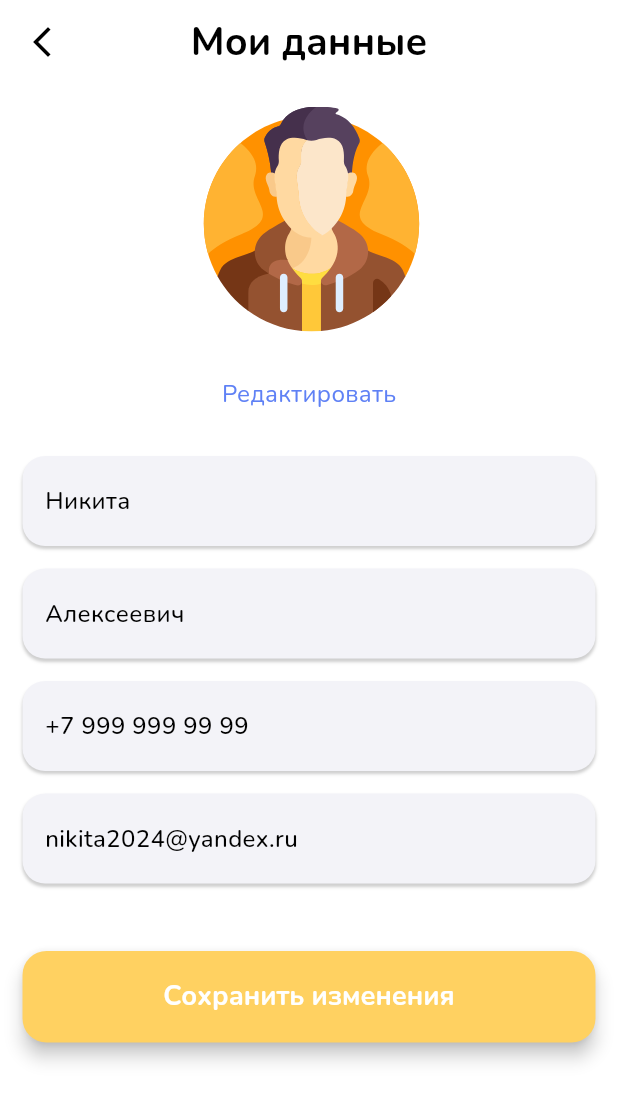
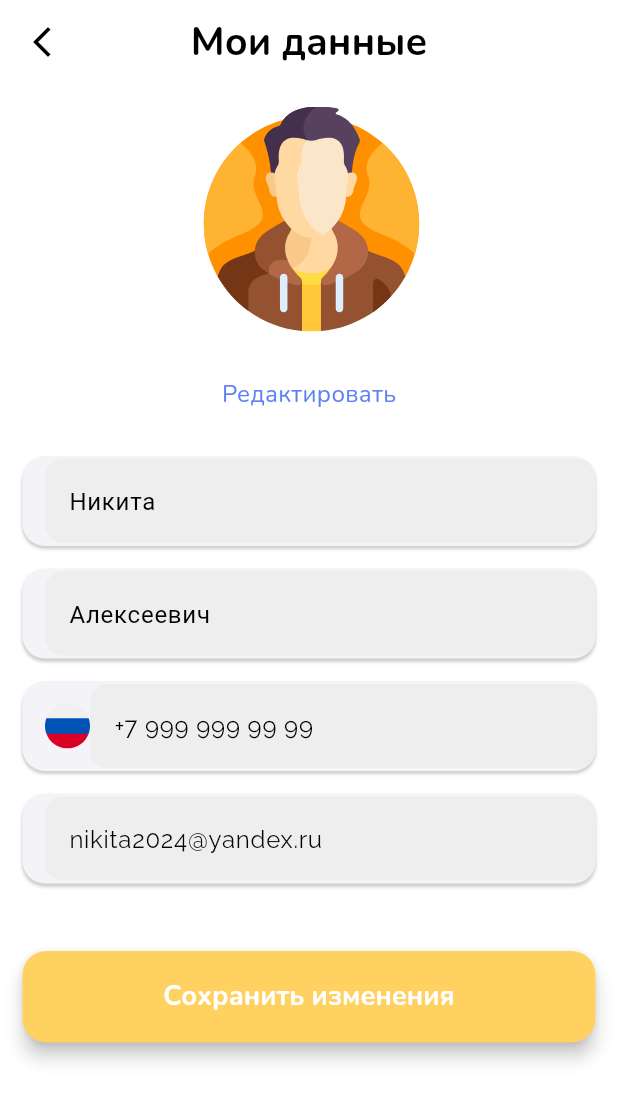
Before and after one commit to IceUnite/vas_app, a Flutter app: the MyDataPage screen opened directly, on a phone screen of 412 x 824 dp. Shown: the top 1101 px of the screen. Run offline on Flutter 3.47's test engine with Material 3 defaults, Android fonts, the phone set to English and light mode, and no system bars; our stand-ins replace bloc, bot_toast, dio, equatable, flutter_bloc, flutter_staggered_animations and 6 more; accounts and stored records are empty.

Commit message:
my_data_page done

```diff
--- a/lib/core/resources/assets/vector_assets.dart
+++ b/lib/core/resources/assets/vector_assets.dart
@@ -7,12 +7,12 @@ class VectorAssets {
 
   //BottomNavBar
   static const String icHomeDeactive = 'assets/images/ic_home_deactive.svg';
-  static const String icHistoryDeactive = 'assets/images/ic_history_deactive.svg';
-  static const String icNoteBookDeactive = 'assets/images/ic_notebook_deactive.svg';
-  static const String icProfileDeactive = 'assets/images/ic_profile_deactive.svg';
-
-
-
+  static const String icHistoryDeactive =
+      'assets/images/ic_history_deactive.svg';
+  static const String icNoteBookDeactive =
+      'assets/images/ic_notebook_deactive.svg';
+  static const String icProfileDeactive =
+      'assets/images/ic_profile_deactive.svg';
 
   //
   static const String icHomeActive = 'assets/images/ic_home_active.svg';
@@ -24,10 +24,9 @@ class VectorAssets {
   static const String icBell = 'assets/images/ic_bell.svg';
   static const String icDoOrder = 'assets/images/ic_do_order.svg';
   static const String icLogout = 'assets/images/ic_logout.svg';
+  static const String icRussia = 'assets/images/ic_russia.svg';
 
   static const String icBook = 'assets/images/ic_book.svg';
   static const String icPlansh = 'assets/images/ic_plansh.svg';
   static const String icHistory = 'assets/images/ic_history.svg';
-
-
 }
--- a/lib/core/widgets/my_data_textfield.dart
+++ b/lib/core/widgets/my_data_textfield.dart
@@ -1,14 +1,21 @@
 import 'package:flutter/material.dart';
+import 'package:flutter_svg/svg.dart';
+import 'package:vas_app/core/resources/assets/resources.dart';
 import 'package:vas_app/core/theme/app_colors.dart';
 import 'package:vas_app/core/theme/app_corners.dart';
 import 'package:vas_app/core/theme/typography.dart';
 
 class MyDataTextField extends StatelessWidget {
   final String text;
+  final bool isFlag;
+  // final TextEditingController textEditingController;
 
   const MyDataTextField({
     super.key,
     required this.text,
+    required this.isFlag,
+
+    // required this.textEditingController,
   });
 
   @override
@@ -35,11 +42,48 @@ class MyDataTextField extends StatelessWidget {
             ),
           ],
         ),
-        child: Text(
-          text,
-          style: AppTypography.font16Regular.copyWith(
-            fontWeight: FontWeight.w500,
-          ),
+        child: Row(
+          children: [
+            isFlag
+                ? Container(
+                    decoration: BoxDecoration(
+                      borderRadius: AppCorners.radius25,
+                    ),
+                    child: SvgPicture.asset(
+                      VectorAssets.icRussia,
+                      width: 30,
+                      height: 30,
+                      fit: BoxFit.fill,
+                      clipBehavior: Clip.antiAlias,
+                    ),
+                  )
+                : const SizedBox(),
+            Flexible(
+              child: TextFormField(
+                // controller: textEditingController,
+                initialValue: text,
+                // readOnly: true,
+                decoration: InputDecoration(
+                  hintStyle: TextStyle(color: Colors.grey.shade400),
+                  filled: true,
+                  fillColor: Colors.grey.shade200,
+                  border: OutlineInputBorder(
+                    borderSide: BorderSide.none,
+                    borderRadius: BorderRadius.circular(12),
+                  ),
+                  focusedBorder: OutlineInputBorder(
+                    borderSide: BorderSide.none,
+                    borderRadius: BorderRadius.circular(12),
+                  ),
+                  enabledBorder: OutlineInputBorder(
+                    borderSide: BorderSide.none,
+                    borderRadius: BorderRadius.circular(12),
+                  ),
+                ),
+                // obscureText: true,
+              ),
+            ),
+          ],
         ),
       ),
     );
--- a/lib/feature/app/routing/path_files.dart
+++ b/lib/feature/app/routing/path_files.dart
@@ -9,9 +9,8 @@ import 'package:vas_app/feature/auth_page/presentation/pages/auth_page.dart';
 import 'package:vas_app/feature/main_page/presentation/pages/main_page.dart';
 import 'package:vas_app/feature/profile_page/presentation/pages/my_data_page.dart';
 
-
 import '../../../core/theme/typography.dart';
-import '../../history_page/presentation/pages/historia_page.dart';
+import '../../history_page/presentation/pages/history_page.dart';
 import '../../order_page/presentation/pages/order_page.dart';
 import '../../profile_page/presentation/pages/profile_page.dart';
 import 'route_path.dart';
--- a/lib/feature/profile_page/presentation/pages/my_data_page.dart
+++ b/lib/feature/profile_page/presentation/pages/my_data_page.dart
@@ -9,9 +9,23 @@ import 'package:vas_app/core/theme/typography.dart';
 import 'package:vas_app/core/widgets/my_data_textfield.dart';
 import 'package:vas_app/feature/app/routing/route_path.dart';
 
-class MyDataPage extends StatelessWidget {
-  const MyDataPage({Key? key}) : super(key: key);
+class MyDataPage extends StatefulWidget {
+  const MyDataPage({
+    super.key,
+  });
+
   static String name = RoutePath.myDataPagePath;
+
+  @override
+  State<MyDataPage> createState() => _MyDataPageState();
+}
+
+class _MyDataPageState extends State<MyDataPage> {
+  // final TextEditingController _nameController = TextEditingController();
+  // final TextEditingController _surnameController = TextEditingController();
+  // final TextEditingController _phoneController = TextEditingController();
+  // final TextEditingController _emailController = TextEditingController();
+
   @override
   Widget build(BuildContext context) {
     return Scaffold(
@@ -83,10 +97,26 @@ class MyDataPage extends StatelessWidget {
                           const SizedBox(
                             height: 30,
                           ),
-                          MyDataTextField(text: 'Никита'),
-                          MyDataTextField(text: 'Алексеевич'),
-                          MyDataTextField(text: '+7 999 999 99 99'),
-                          MyDataTextField(text: 'nikita2024@yandex.ru'),
+                          MyDataTextField(
+                            text: 'Никита',
+                            isFlag: false,
+                            // textEditingController: _nameController,
+                          ),
+                          MyDataTextField(
+                            text: 'Алексеевич',
+                            isFlag: false,
+                            // textEditingController: _surnameController,
+                          ),
+                          MyDataTextField(
+                            text: '+7 999 999 99 99',
+                            isFlag: true,
+                            // textEditingController: _phoneController,
+                          ),
+                          MyDataTextField(
+                            text: 'nikita2024@yandex.ru',
+                            isFlag: false,
+                            // textEditingController: _emailController,
+                          ),
                           const SizedBox(
                             height: 30,
                           ),
```
Also changed, not shown: assets/images/ic_russia.svg (added), lib/feature/history_page/presentation/pages/history_page.dart (renamed from lib/feature/history_page/presentation/pages/historia_page.dart).
